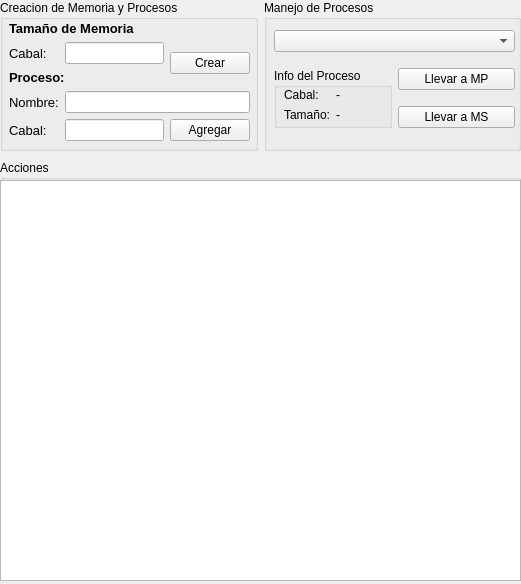
Before: the Qt Designer form app/Principal.ui in DarioFlores/BuddyApp, drawn with Qt 5.
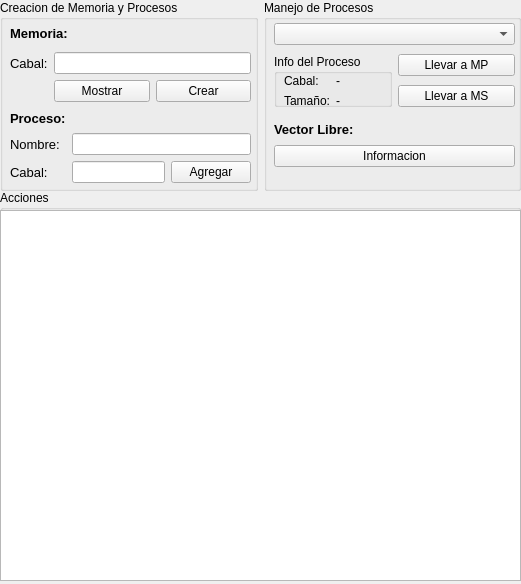
After: the same form once the commit is applied.

Commit message: cambio brusco. falta sacar un proceso

```diff
--- a/app/Principal.ui
+++ b/app/Principal.ui
@@ -36,9 +36,9 @@
     <property name="geometry">
      <rect>
       <x>0</x>
-      <y>160</y>
+      <y>190</y>
       <width>521</width>
-      <height>421</height>
+      <height>391</height>
      </rect>
     </property>
     <property name="title">
@@ -50,7 +50,7 @@
        <x>0</x>
        <y>20</y>
        <width>521</width>
-       <height>401</height>
+       <height>371</height>
       </rect>
      </property>
      <property name="font">
@@ -70,7 +70,7 @@
       <x>0</x>
       <y>0</y>
       <width>521</width>
-      <height>151</height>
+      <height>191</height>
      </rect>
     </property>
     <layout class="QHBoxLayout" name="horizontalLayout">
@@ -79,53 +79,17 @@
        <property name="title">
         <string>Creacion de Memoria y Procesos</string>
        </property>
-       <widget class="QWidget" name="layoutWidget">
+       <widget class="QWidget" name="">
         <property name="geometry">
          <rect>
-          <x>9</x>
-          <y>20</y>
+          <x>10</x>
+          <y>110</y>
           <width>241</width>
-          <height>121</height>
+          <height>73</height>
          </rect>
         </property>
         <layout class="QGridLayout" name="gridLayout">
-         <item row="0" column="0" colspan="3">
-          <widget class="QLabel" name="label">
-           <property name="font">
-            <font>
-             <pointsize>10</pointsize>
-             <weight>75</weight>
-             <bold>true</bold>
-            </font>
-           </property>
-           <property name="text">
-            <string>Tamaño de Memoria</string>
-           </property>
-          </widget>
-         </item>
-         <item row="1" column="0">
-          <widget class="QLabel" name="label_3">
-           <property name="font">
-            <font>
-             <pointsize>10</pointsize>
-            </font>
-           </property>
-           <property name="text">
-            <string>Cabal:</string>
-           </property>
-          </widget>
-         </item>
-         <item row="1" column="1">
-          <widget class="QLineEdit" name="lineEditCabalMemoriaPrincipal"/>
-         </item>
-         <item row="1" column="2" rowspan="2">
-          <widget class="QPushButton" name="pushButtonNuevaMemoria">
-           <property name="text">
-            <string>Crear</string>
-           </property>
-          </widget>
-         </item>
-         <item row="2" column="0" colspan="2">
+         <item row="0" column="0">
           <widget class="QLabel" name="label_4">
            <property name="font">
             <font>
@@ -139,7 +103,7 @@
            </property>
           </widget>
          </item>
-         <item row="3" column="0">
+         <item row="1" column="0">
           <widget class="QLabel" name="label_2">
            <property name="font">
             <font>
@@ -151,10 +115,10 @@
            </property>
           </widget>
          </item>
-         <item row="3" column="1" colspan="2">
+         <item row="1" column="1" colspan="2">
           <widget class="QLineEdit" name="lineNombreProceso"/>
          </item>
-         <item row="4" column="0">
+         <item row="2" column="0">
           <widget class="QLabel" name="label_5">
            <property name="font">
             <font>
@@ -166,10 +130,10 @@
            </property>
           </widget>
          </item>
-         <item row="4" column="1">
+         <item row="2" column="1">
           <widget class="QLineEdit" name="lineCabalProceso"/>
          </item>
-         <item row="4" column="2">
+         <item row="2" column="2">
           <widget class="QPushButton" name="pushButtonAgregarNuevoProceso">
            <property name="text">
             <string>Agregar</string>
@@ -178,6 +142,65 @@
          </item>
         </layout>
        </widget>
+       <widget class="QWidget" name="">
+        <property name="geometry">
+         <rect>
+          <x>10</x>
+          <y>21</y>
+          <width>241</width>
+          <height>81</height>
+         </rect>
+        </property>
+        <layout class="QGridLayout" name="gridLayout_4">
+         <item row="0" column="0" colspan="2">
+          <widget class="QLabel" name="label">
+           <property name="font">
+            <font>
+             <pointsize>10</pointsize>
+             <weight>75</weight>
+             <bold>true</bold>
+            </font>
+           </property>
+           <property name="text">
+            <string>Memoria:</string>
+           </property>
+          </widget>
+         </item>
+         <item row="1" column="0">
+          <widget class="QLabel" name="label_3">
+           <property name="font">
+            <font>
+             <pointsize>10</pointsize>
+            </font>
+           </property>
+           <property name="text">
+            <string>Cabal:</string>
+           </property>
+          </widget>
+         </item>
+         <item row="1" column="1">
+          <widget class="QLineEdit" name="lineEditCabalMemoriaPrincipal"/>
+         </item>
+         <item row="2" column="1">
+          <layout class="QHBoxLayout" name="horizontalLayout_2">
+           <item>
+            <widget class="QPushButton" name="pushButtonMostrar">
+             <property name="text">
+              <string>Mostrar</string>
+             </property>
+            </widget>
+           </item>
+           <item>
+            <widget class="QPushButton" name="pushButtonNuevaMemoria">
+             <property name="text">
+              <string>Crear</string>
+             </property>
+            </widget>
+           </item>
+          </layout>
+         </item>
+        </layout>
+       </widget>
       </widget>
      </item>
      <item>
@@ -191,7 +214,7 @@
           <x>10</x>
           <y>20</y>
           <width>241</width>
-          <height>121</height>
+          <height>91</height>
          </rect>
         </property>
         <layout class="QGridLayout" name="gridLayout_2">
@@ -257,6 +280,9 @@
          </item>
          <item row="1" column="1">
           <widget class="QPushButton" name="pushButtonAgregarMP">
+           <property name="enabled">
+            <bool>true</bool>
+           </property>
            <property name="text">
             <string>Llevar a MP</string>
            </property>
@@ -274,6 +300,39 @@
          </item>
         </layout>
        </widget>
+       <widget class="QWidget" name="">
+        <property name="geometry">
+         <rect>
+          <x>10</x>
+          <y>120</y>
+          <width>241</width>
+          <height>47</height>
+         </rect>
+        </property>
+        <layout class="QVBoxLayout" name="verticalLayout">
+         <item>
+          <widget class="QLabel" name="label_7">
+           <property name="font">
+            <font>
+             <pointsize>10</pointsize>
+             <weight>75</weight>
+             <bold>true</bold>
+            </font>
+           </property>
+           <property name="text">
+            <string>Vector Libre:</string>
+           </property>
+          </widget>
+         </item>
+         <item>
+          <widget class="QPushButton" name="pushButtonInfoVL">
+           <property name="text">
+            <string>Informacion</string>
+           </property>
+          </widget>
+         </item>
+        </layout>
+       </widget>
       </widget>
      </item>
     </layout>
```
The commit also changes 2 other files.
